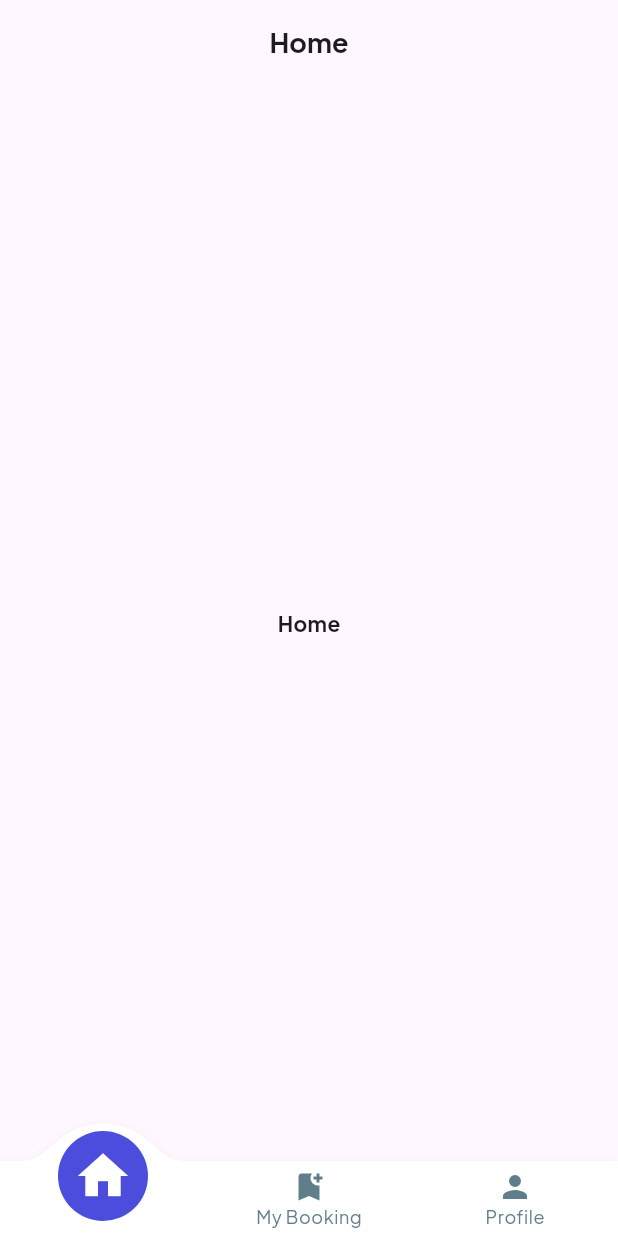
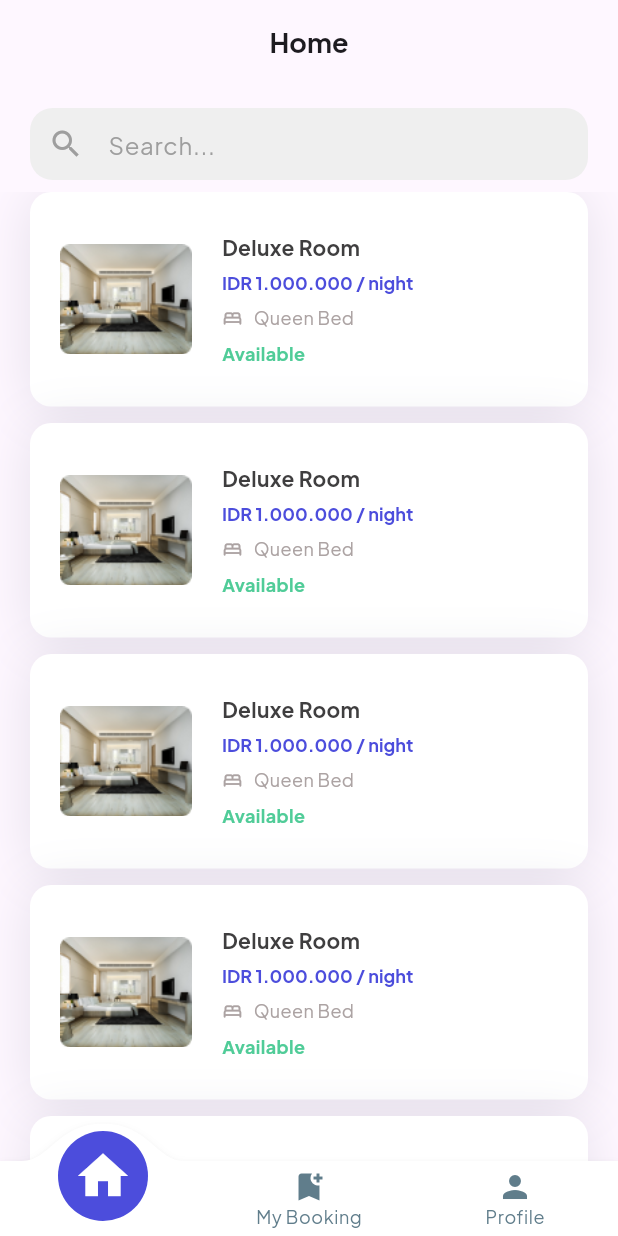
Before and after one commit to afyar08/frontend_hotel, a Flutter app: the screen it shows after launch, on a phone screen of 412 x 824 dp. Run offline on Flutter 3.47's test engine with Material 3 defaults, Android fonts, the phone set to English and light mode, and no system bars; drawn by our look-alikes of convex_bottom_bar; our stand-ins replace table_calendar.

Commit message:
home user

```diff
--- a/lib/pages/customer/customer_dashboard.dart
+++ b/lib/pages/customer/customer_dashboard.dart
@@ -1,6 +1,6 @@
 import 'package:flutter/material.dart';
 import 'package:convex_bottom_bar/convex_bottom_bar.dart';
-import 'package:frontend_hotel/pages/customer/profile.dart'; // Impor file profile.dart
+import 'package:frontend_hotel/pages/customer/profile.dart';
 import 'package:frontend_hotel/pages/customer/my_booking.dart';
 
 class CustomerDashboard extends StatefulWidget {
@@ -10,21 +10,8 @@ class CustomerDashboard extends StatefulWidget {
 
 class _CustomerDashboardState extends State<CustomerDashboard> {
   int _currentIndex = 0;
-
-  // Ganti teks menjadi instance dari class ProfilePage1
-  final List<Widget> _tabs = [
-    Center(
-        child: Text('Home',
-            style: TextStyle(
-                fontFamily: 'Jakarta', fontWeight: FontWeight.bold))),
-    Center(
-        child: Text('My Booking',
-            style: TextStyle(
-                fontFamily: 'Jakarta', fontWeight: FontWeight.bold))),
-    Center(
-        child: ProfilePage1(), // Ganti teks menjadi instance dari class ProfilePage1
-    ),
-  ];
+  TextEditingController _searchController = TextEditingController();
+  String _searchText = '';
 
   @override
   Widget build(BuildContext context) {
@@ -39,9 +26,42 @@ class _CustomerDashboardState extends State<CustomerDashboard> {
           ),
         ),
         centerTitle: true,
-        automaticallyImplyLeading: false, // Menghilangkan tombol back
+        automaticallyImplyLeading: false,
       ),
-      body: _tabs[_currentIndex],
+      body: Column(
+        children: [
+          Padding(
+            padding: const EdgeInsets.fromLTRB(20.0, 16.0, 20.0, 8.0), // Atur jarak atas, kanan, bawah, kiri
+            child: TextField(
+              controller: _searchController,
+              onChanged: (value) {
+                setState(() {
+                  _searchText = value;
+                });
+              },
+              decoration: InputDecoration(
+                hintText: 'Search...',
+                hintStyle: TextStyle(color: Colors.grey),
+                filled: true,
+                fillColor: Color.fromARGB(255, 239, 239, 239),
+                border: OutlineInputBorder(
+                  borderRadius: BorderRadius.circular(15.0),
+                  borderSide: BorderSide.none,
+                ),
+                focusedBorder: OutlineInputBorder(
+                  borderRadius: BorderRadius.circular(10.0),
+                  borderSide: BorderSide(color: Color(0xFF4C4DDC)),
+                ),
+                contentPadding: EdgeInsets.symmetric(vertical: 12.0, horizontal: 16.0),
+                prefixIcon: Icon(Icons.search, color: Colors.grey),
+              ),
+            ),
+          ),
+          Expanded(
+            child: _buildBody(),
+          ),
+        ],
+      ),
       bottomNavigationBar: ConvexAppBar(
         backgroundColor: Colors.white,
         style: TabStyle.reactCircle,
@@ -54,12 +74,12 @@ class _CustomerDashboardState extends State<CustomerDashboard> {
         ],
         initialActiveIndex: _currentIndex,
         onTap: (int index) {
-          if (index == 1) { // When "My Booking" icon is tapped
+          if (index == 1) {
             Navigator.push(
               context,
               MaterialPageRoute(builder: (context) => MyBooking()),
             );
-          } else if (index == 2) { // When "Profile" icon is tapped
+          } else if (index == 2) {
             Navigator.push(
               context,
               MaterialPageRoute(builder: (context) => ProfilePage1()),
@@ -73,4 +93,108 @@ class _CustomerDashboardState extends State<CustomerDashboard> {
       ),
     );
   }
+
+  Widget _buildBody() {
+    return ListView.separated(
+      padding: const EdgeInsets.symmetric(horizontal: 20),
+      itemCount: 20, // Example, you can adjust this number according to your needs
+      itemBuilder: (context, index) => _ListRoom(index), // Passing index as parameter
+      separatorBuilder: (context, index) => SizedBox(height: 11),
+    );
+  }
+
+  Widget _ListRoom(int index) {
+    return Container(
+      padding: const EdgeInsets.all(20),
+      decoration: BoxDecoration(
+        color: Colors.white,
+        borderRadius: BorderRadius.circular(14),
+        boxShadow: [
+          BoxShadow(
+            color: const Color(0xFF35385A).withOpacity(.12),
+            blurRadius: 30,
+            offset: const Offset(0, 2),
+          )
+        ],
+      ),
+      child: Row(
+        children: [
+          Container(
+            clipBehavior: Clip.hardEdge,
+            decoration: BoxDecoration(borderRadius: BorderRadius.circular(8)),
+            child: Image.asset(
+              'assets/images/prv.png', // Using index to dynamically load image
+              width: 88,
+              height: 103,
+            ),
+          ),
+          const SizedBox(width: 20),
+          Flexible(
+            fit: FlexFit.tight,
+            child: Column(
+              crossAxisAlignment: CrossAxisAlignment.start,
+              children: [
+                Text(
+                  'Deluxe Room', // Example name
+                  style: TextStyle(
+                    fontFamily: 'Jakarta',
+                    fontWeight: FontWeight.bold,
+                    fontSize: 14,
+                    color: const Color(0xFF3F3E3F),
+                  ),
+                ),
+                SizedBox(height: 7),
+                RichText(
+                  text: TextSpan(
+                    text: 'IDR 1.000.000 / night', // Example service
+                    style: TextStyle(
+                      fontFamily: 'Jakarta',
+                      fontWeight: FontWeight.bold,
+                      fontSize: 12,
+                      color: Color(0xFF4C4DDC),
+                    ),
+                  ),
+                ),
+                SizedBox(height: 7),
+                Row(
+                  children: [
+                    Icon(
+                      Icons.bed_rounded,
+                      size: 14,
+                      color: Color(0xFFACA3A3),
+                    ),
+                    SizedBox(width: 7),
+                    Text(
+                      'Queen Bed', // Example distance
+                      style: TextStyle(
+                        fontSize: 12,
+                        color: Color(0xFFACA3A3),
+                      ),
+                    ),
+                  ],
+                ),
+                SizedBox(height: 7),
+                Row(
+                  children: [
+                    Text(
+                      'Available',
+                      style: TextStyle(
+                        color: Color(0xFF50CC98),
+                        fontWeight: FontWeight.bold,
+                        fontSize: 12,
+                      ),
+                    ),
+                    Spacer(),
+                    // Image.asset('assets/svgs/cat.svg'),
+                    SizedBox(width: 10),
+                    // Image.asset('assets/svgs/dog.svg'),
+                  ],
+                ),
+              ],
+            ),
+          ),
+        ],
+      ),
+    );
+  }
 }
--- a/lib/splash_screen.dart
+++ b/lib/splash_screen.dart
@@ -25,9 +25,6 @@ class _SplashScreenState extends State<SplashScreen> {
     super.initState();
     SystemChrome.setEnabledSystemUIMode(SystemUiMode.immersive);
     Future.delayed(const Duration(seconds: 2), () {
-      // //ini atur waktu gesss buat splashnyaaaaaaa
-      // Navigator.of(context).pushReplacement(
-      //     MaterialPageRoute(builder: (_) => CustomerDashboard()));
       Navigator.of(context)
           .pushReplacement(MaterialPageRoute(builder: (_) => CustomerDashboard()));
     });
```
